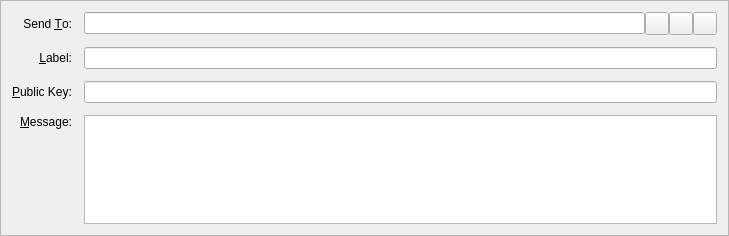
wurstgelee/triangles, file src/qt/forms/sendmessagesentry.ui: the form before one commit.
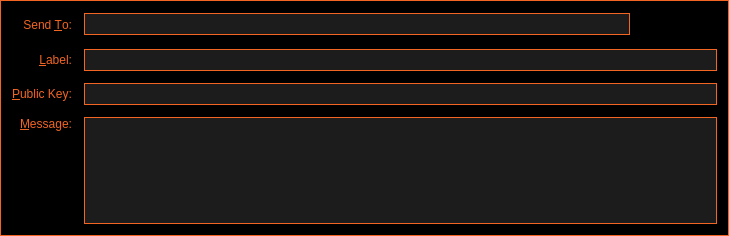
The form after the commit. Icons and pictures are not drawn. Custom widgets are drawn as their Qt base class.

Diff of the .ui file:
```diff
--- a/src/qt/forms/sendmessagesentry.ui
+++ b/src/qt/forms/sendmessagesentry.ui
@@ -10,9 +10,435 @@
     <height>236</height>
    </rect>
   </property>
+  <property name="palette">
+   <palette>
+    <active>
+     <colorrole role="WindowText">
+      <brush brushstyle="SolidPattern">
+       <color alpha="255">
+        <red>242</red>
+        <green>101</green>
+        <blue>34</blue>
+       </color>
+      </brush>
+     </colorrole>
+     <colorrole role="Button">
+      <brush brushstyle="SolidPattern">
+       <color alpha="255">
+        <red>0</red>
+        <green>0</green>
+        <blue>0</blue>
+       </color>
+      </brush>
+     </colorrole>
+     <colorrole role="Light">
+      <brush brushstyle="SolidPattern">
+       <color alpha="255">
+        <red>255</red>
+        <green>180</green>
+        <blue>144</blue>
+       </color>
+      </brush>
+     </colorrole>
+     <colorrole role="Midlight">
+      <brush brushstyle="SolidPattern">
+       <color alpha="255">
+        <red>248</red>
+        <green>140</green>
+        <blue>89</blue>
+       </color>
+      </brush>
+     </colorrole>
+     <colorrole role="Dark">
+      <brush brushstyle="SolidPattern">
+       <color alpha="255">
+        <red>121</red>
+        <green>50</green>
+        <blue>17</blue>
+       </color>
+      </brush>
+     </colorrole>
+     <colorrole role="Mid">
+      <brush brushstyle="SolidPattern">
+       <color alpha="255">
+        <red>161</red>
+        <green>67</green>
+        <blue>22</blue>
+       </color>
+      </brush>
+     </colorrole>
+     <colorrole role="Text">
+      <brush brushstyle="SolidPattern">
+       <color alpha="255">
+        <red>0</red>
+        <green>0</green>
+        <blue>0</blue>
+       </color>
+      </brush>
+     </colorrole>
+     <colorrole role="BrightText">
+      <brush brushstyle="SolidPattern">
+       <color alpha="255">
+        <red>255</red>
+        <green>255</green>
+        <blue>255</blue>
+       </color>
+      </brush>
+     </colorrole>
+     <colorrole role="ButtonText">
+      <brush brushstyle="SolidPattern">
+       <color alpha="255">
+        <red>0</red>
+        <green>0</green>
+        <blue>0</blue>
+       </color>
+      </brush>
+     </colorrole>
+     <colorrole role="Base">
+      <brush brushstyle="SolidPattern">
+       <color alpha="255">
+        <red>0</red>
+        <green>0</green>
+        <blue>0</blue>
+       </color>
+      </brush>
+     </colorrole>
+     <colorrole role="Window">
+      <brush brushstyle="SolidPattern">
+       <color alpha="255">
+        <red>0</red>
+        <green>0</green>
+        <blue>0</blue>
+       </color>
+      </brush>
+     </colorrole>
+     <colorrole role="Shadow">
+      <brush brushstyle="SolidPattern">
+       <color alpha="255">
+        <red>0</red>
+        <green>0</green>
+        <blue>0</blue>
+       </color>
+      </brush>
+     </colorrole>
+     <colorrole role="AlternateBase">
+      <brush brushstyle="SolidPattern">
+       <color alpha="255">
+        <red>248</red>
+        <green>178</green>
+        <blue>144</blue>
+       </color>
+      </brush>
+     </colorrole>
+     <colorrole role="ToolTipBase">
+      <brush brushstyle="SolidPattern">
+       <color alpha="255">
+        <red>255</red>
+        <green>255</green>
+        <blue>220</blue>
+       </color>
+      </brush>
+     </colorrole>
+     <colorrole role="ToolTipText">
+      <brush brushstyle="SolidPattern">
+       <color alpha="255">
+        <red>0</red>
+        <green>0</green>
+        <blue>0</blue>
+       </color>
+      </brush>
+     </colorrole>
+    </active>
+    <inactive>
+     <colorrole role="WindowText">
+      <brush brushstyle="SolidPattern">
+       <color alpha="255">
+        <red>242</red>
+        <green>101</green>
+        <blue>34</blue>
+       </color>
+      </brush>
+     </colorrole>
+     <colorrole role="Button">
+      <brush brushstyle="SolidPattern">
+       <color alpha="255">
+        <red>0</red>
+        <green>0</green>
+        <blue>0</blue>
+       </color>
+      </brush>
+     </colorrole>
+     <colorrole role="Light">
+      <brush brushstyle="SolidPattern">
+       <color alpha="255">
+        <red>255</red>
+        <green>180</green>
+        <blue>144</blue>
+       </color>
+      </brush>
+     </colorrole>
+     <colorrole role="Midlight">
+      <brush brushstyle="SolidPattern">
+       <color alpha="255">
+        <red>248</red>
+        <green>140</green>
+        <blue>89</blue>
+       </color>
+      </brush>
+     </colorrole>
+     <colorrole role="Dark">
+      <brush brushstyle="SolidPattern">
+       <color alpha="255">
+        <red>121</red>
+        <green>50</green>
+        <blue>17</blue>
+       </color>
+      </brush>
+     </colorrole>
+     <colorrole role="Mid">
+      <brush brushstyle="SolidPattern">
+       <color alpha="255">
+        <red>161</red>
+        <green>67</green>
+        <blue>22</blue>
+       </color>
+      </brush>
+     </colorrole>
+     <colorrole role="Text">
+      <brush brushstyle="SolidPattern">
+       <color alpha="255">
+        <red>0</red>
+        <green>0</green>
+        <blue>0</blue>
+       </color>
+      </brush>
+     </colorrole>
+     <colorrole role="BrightText">
+      <brush brushstyle="SolidPattern">
+       <color alpha="255">
+        <red>255</red>
+        <green>255</green>
+        <blue>255</blue>
+       </color>
+      </brush>
+     </colorrole>
+     <colorrole role="ButtonText">
+      <brush brushstyle="SolidPattern">
+       <color alpha="255">
+        <red>0</red>
+        <green>0</green>
+        <blue>0</blue>
+       </color>
+      </brush>
+     </colorrole>
+     <colorrole role="Base">
+      <brush brushstyle="SolidPattern">
+       <color alpha="255">
+        <red>0</red>
+        <green>0</green>
+        <blue>0</blue>
+       </color>
+      </brush>
+     </colorrole>
+     <colorrole role="Window">
+      <brush brushstyle="SolidPattern">
+       <color alpha="255">
+        <red>0</red>
+        <green>0</green>
+        <blue>0</blue>
+       </color>
+      </brush>
+     </colorrole>
+     <colorrole role="Shadow">
+      <brush brushstyle="SolidPattern">
+       <color alpha="255">
+        <red>0</red>
+        <green>0</green>
+        <blue>0</blue>
+       </color>
+      </brush>
+     </colorrole>
+     <colorrole role="AlternateBase">
+      <brush brushstyle="SolidPattern">
+       <color alpha="255">
+        <red>248</red>
+        <green>178</green>
+        <blue>144</blue>
+       </color>
+      </brush>
+     </colorrole>
+     <colorrole role="ToolTipBase">
+      <brush brushstyle="SolidPattern">
+       <color alpha="255">
+        <red>255</red>
+        <green>255</green>
+        <blue>220</blue>
+       </color>
+      </brush>
+     </colorrole>
+     <colorrole role="ToolTipText">
+      <brush brushstyle="SolidPattern">
+       <color alpha="255">
+        <red>0</red>
+        <green>0</green>
+        <blue>0</blue>
+       </color>
+      </brush>
+     </colorrole>
+    </inactive>
+    <disabled>
+     <colorrole role="WindowText">
+      <brush brushstyle="SolidPattern">
+       <color alpha="255">
+        <red>121</red>
+        <green>50</green>
+        <blue>17</blue>
+       </color>
+      </brush>
+     </colorrole>
+     <colorrole role="Button">
+      <brush brushstyle="SolidPattern">
+       <color alpha="255">
+        <red>0</red>
+        <green>0</green>
+        <blue>0</blue>
+       </color>
+      </brush>
+     </colorrole>
+     <colorrole role="Light">
+      <brush brushstyle="SolidPattern">
+       <color alpha="255">
+        <red>255</red>
+        <green>180</green>
+        <blue>144</blue>
+       </color>
+      </brush>
+     </colorrole>
+     <colorrole role="Midlight">
+      <brush brushstyle="SolidPattern">
+       <color alpha="255">
+        <red>248</red>
+        <green>140</green>
+        <blue>89</blue>
+       </color>
+      </brush>
+     </colorrole>
+     <colorrole role="Dark">
+      <brush brushstyle="SolidPattern">
+       <color alpha="255">
+        <red>121</red>
+        <green>50</green>
+        <blue>17</blue>
+       </color>
+      </brush>
+     </colorrole>
+     <colorrole role="Mid">
+      <brush brushstyle="SolidPattern">
+       <color alpha="255">
+        <red>161</red>
+        <green>67</green>
+        <blue>22</blue>
+       </color>
+      </brush>
+     </colorrole>
+     <colorrole role="Text">
+      <brush brushstyle="SolidPattern">
+       <color alpha="255">
+        <red>121</red>
+        <green>50</green>
+        <blue>17</blue>
+       </color>
+      </brush>
+     </colorrole>
+     <colorrole role="BrightText">
+      <brush brushstyle="SolidPattern">
+       <color alpha="255">
+        <red>255</red>
+        <green>255</green>
+        <blue>255</blue>
+       </color>
+      </brush>
+     </colorrole>
+     <colorrole role="ButtonText">
+      <brush brushstyle="SolidPattern">
+       <color alpha="255">
+        <red>121</red>
+        <green>50</green>
+        <blue>17</blue>
+       </color>
+      </brush>
+     </colorrole>
+     <colorrole role="Base">
+      <brush brushstyle="SolidPattern">
+       <color alpha="255">
+        <red>0</red>
+        <green>0</green>
+        <blue>0</blue>
+       </color>
+      </brush>
+     </colorrole>
+     <colorrole role="Window">
+      <brush brushstyle="SolidPattern">
+       <color alpha="255">
+        <red>0</red>
+        <green>0</green>
+        <blue>0</blue>
+       </color>
+      </brush>
+     </colorrole>
+     <colorrole role="Shadow">
+      <brush brushstyle="SolidPattern">
+       <color alpha="255">
+        <red>0</red>
+        <green>0</green>
+        <blue>0</blue>
+       </color>
+      </brush>
+     </colorrole>
+     <colorrole role="AlternateBase">
+      <brush brushstyle="SolidPattern">
+       <color alpha="255">
+        <red>242</red>
+        <green>101</green>
+        <blue>34</blue>
+       </color>
+      </brush>
+     </colorrole>
+     <colorrole role="ToolTipBase">
+      <brush brushstyle="SolidPattern">
+       <color alpha="255">
+        <red>255</red>
+        <green>255</green>
+        <blue>220</blue>
+       </color>
+      </brush>
+     </colorrole>
+     <colorrole role="ToolTipText">
+      <brush brushstyle="SolidPattern">
+       <color alpha="255">
+        <red>0</red>
+        <green>0</green>
+        <blue>0</blue>
+       </color>
+      </brush>
+     </colorrole>
+    </disabled>
+   </palette>
+  </property>
   <property name="windowTitle">
    <string>Form</string>
   </property>
+  <property name="styleSheet">
+   <string notr="true">#SendMessagesEntry{
+	background-color: #000;
+	border: 1px solid #f26522;
+	}
+
+QLineEdit, QPlainTextEdit {
+	background-color: #1c1c1c;
+	border: 1px solid #f26522;
+	}</string>
+  </property>
   <property name="frameShape">
    <enum>QFrame::StyledPanel</enum>
   </property>
@@ -30,8 +456,20 @@
      </property>
      <item>
       <widget class="QValidatedLineEdit" name="sendTo">
+       <property name="minimumSize">
+        <size>
+         <width>0</width>
+         <height>22</height>
+        </size>
+       </property>
        <property name="toolTip">
-        <string>The address to send the payment to  (e.g. 4Zo1ga6xuKuQ7JV7M9rGDoxdbYwV5zgQJ5)</string>
+        <string>The address to send the message to  (e.g. TXc7mPCNFFpinDonuSH5PNVY9S8nBcvGQm)</string>
+       </property>
+       <property name="styleSheet">
+        <string notr="true">QLineEdit {
+	background-color: #1c1c1c;
+	border: 1px solid #f26522;
+	}</string>
        </property>
        <property name="maxLength">
         <number>34</number>
@@ -43,6 +481,26 @@
        <property name="toolTip">
         <string>Choose address from address book</string>
        </property>
+       <property name="styleSheet">
+        <string notr="true">QToolButton {
+	text-align:left;
+	border: 0px solid gray;
+	padding: 3px 5px 3px 5px;
+	}
+
+QToolButton:pressed:flat {
+	color: #000;
+	background-color: #f26522;
+	}
+
+QToolButton:hover {
+	background-color: #61280E;
+	}
+
+QToolButton:!enabled {
+	color: #61280E;
+	}</string>
+       </property>
        <property name="text">
         <string/>
        </property>
@@ -60,6 +518,26 @@
        <property name="toolTip">
         <string>Paste address from clipboard</string>
        </property>
+       <property name="styleSheet">
+        <string notr="true">QToolButton {
+	text-align:left;
+	border: 0px solid gray;
+	padding: 3px 5px 3px 5px;
+	}
+
+QToolButton:pressed:flat {
+	color: #000;
+	background-color: #f26522;
+	}
+
+QToolButton:hover {
+	background-color: #61280E;
+	}
+
+QToolButton:!enabled {
+	color: #61280E;
+	}</string>
+       </property>
        <property name="text">
         <string/>
        </property>
@@ -77,6 +555,26 @@
        <property name="toolTip">
         <string>Remove this recipient</string>
        </property>
+       <property name="styleSheet">
+        <string notr="true">QToolButton {
+	text-align:left;
+	border: 0px solid gray;
+	padding: 3px 5px 3px 5px;
+	}
+
+QToolButton:pressed:flat {
+	color: #000;
+	background-color: #f26522;
+	}
+
+QToolButton:hover {
+	background-color: #61280E;
+	}
+
+QToolButton:!enabled {
+	color: #61280E;
+	}</string>
+       </property>
        <property name="text">
         <string/>
        </property>
@@ -90,6 +588,9 @@
    </item>
    <item row="6" column="0">
     <widget class="QLabel" name="messageLabel">
+     <property name="styleSheet">
+      <string notr="true">color: #f26522;</string>
+     </property>
      <property name="text">
       <string>&amp;Message:</string>
      </property>
@@ -103,6 +604,9 @@
    </item>
    <item row="3" column="0">
     <widget class="QLabel" name="label_2">
+     <property name="styleSheet">
+      <string notr="true">color: #f26522;</string>
+     </property>
      <property name="text">
       <string>Send &amp;To:</string>
      </property>
@@ -116,12 +620,108 @@
    </item>
    <item row="6" column="2">
     <widget class="QValidatedTextEdit" name="messageText">
+     <property name="palette">
+      <palette>
+       <active>
+        <colorrole role="Button">
+         <brush brushstyle="SolidPattern">
+          <color alpha="255">
+           <red>28</red>
+           <green>28</green>
+           <blue>28</blue>
+          </color>
+         </brush>
+        </colorrole>
+        <colorrole role="Base">
+         <brush brushstyle="SolidPattern">
+          <color alpha="255">
+           <red>28</red>
+           <green>28</green>
+           <blue>28</blue>
+          </color>
+         </brush>
+        </colorrole>
+        <colorrole role="Window">
+         <brush brushstyle="SolidPattern">
+          <color alpha="255">
+           <red>28</red>
+           <green>28</green>
+           <blue>28</blue>
+          </color>
+         </brush>
+        </colorrole>
+       </active>
+       <inactive>
+        <colorrole role="Button">
+         <brush brushstyle="SolidPattern">
+          <color alpha="255">
+           <red>28</red>
+           <green>28</green>
+           <blue>28</blue>
+          </color>
+         </brush>
+        </colorrole>
+        <colorrole role="Base">
+         <brush brushstyle="SolidPattern">
+          <color alpha="255">
+           <red>28</red>
+           <green>28</green>
+           <blue>28</blue>
+          </color>
+         </brush>
+        </colorrole>
+        <colorrole role="Window">
+         <brush brushstyle="SolidPattern">
+          <color alpha="255">
+           <red>28</red>
+           <green>28</green>
+           <blue>28</blue>
+          </color>
+         </brush>
+        </colorrole>
+       </inactive>
+       <disabled>
+        <colorrole role="Button">
+         <brush brushstyle="SolidPattern">
+          <color alpha="255">
+           <red>28</red>
+           <green>28</green>
+           <blue>28</blue>
+          </color>
+         </brush>
+        </colorrole>
+        <colorrole role="Base">
+         <brush brushstyle="SolidPattern">
+          <color alpha="255">
+           <red>28</red>
+           <green>28</green>
+           <blue>28</blue>
+          </color>
+         </brush>
+        </colorrole>
+        <colorrole role="Window">
+         <brush brushstyle="SolidPattern">
+          <color alpha="255">
+           <red>28</red>
+           <green>28</green>
+           <blue>28</blue>
+          </color>
+         </brush>
+        </colorrole>
+       </disabled>
+      </palette>
+     </property>
      <property name="mouseTracking">
       <bool>true</bool>
      </property>
      <property name="focusPolicy">
       <enum>Qt::WheelFocus</enum>
      </property>
+     <property name="styleSheet">
+      <string notr="true">
+	/* style set in qvalidatedtextedit.cpp */
+      </string>
+     </property>
      <property name="tabChangesFocus">
       <bool>false</bool>
      </property>
@@ -132,13 +732,28 @@
      <property name="enabled">
       <bool>true</bool>
      </property>
+     <property name="minimumSize">
+      <size>
+       <width>0</width>
+       <height>22</height>
+      </size>
+     </property>
      <property name="toolTip">
       <string>Enter a label for this address to add it to your address book</string>
      </property>
+     <property name="styleSheet">
+      <string notr="true">QLineEdit {
+	background-color: #1c1c1c;
+	border: 1px solid #f26522;
+	}</string>
+     </property>
     </widget>
    </item>
    <item row="4" column="0">
     <widget class="QLabel" name="label_4">
+     <property name="styleSheet">
+      <string notr="true">color: #f26522;</string>
+     </property>
      <property name="text">
       <string>&amp;Label:</string>
      </property>
@@ -152,6 +767,9 @@
    </item>
    <item row="5" column="0">
     <widget class="QLabel" name="publicKeyLabel">
+     <property name="styleSheet">
+      <string notr="true">color: #f26522;</string>
+     </property>
      <property name="text">
       <string>&amp;Public Key:</string>
      </property>
@@ -161,7 +779,20 @@
     </widget>
    </item>
    <item row="5" column="2">
-    <widget class="QValidatedLineEdit" name="publicKey"/>
+    <widget class="QValidatedLineEdit" name="publicKey">
+     <property name="minimumSize">
+      <size>
+       <width>0</width>
+       <height>22</height>
+      </size>
+     </property>
+     <property name="styleSheet">
+      <string notr="true">QLineEdit {
+	background-color: #1c1c1c;
+	border: 1px solid #f26522;
+	}</string>
+     </property>
+    </widget>
    </item>
   </layout>
  </widget>
```
Left out of the diff: 6 changed lines with no effect on the pictures.
